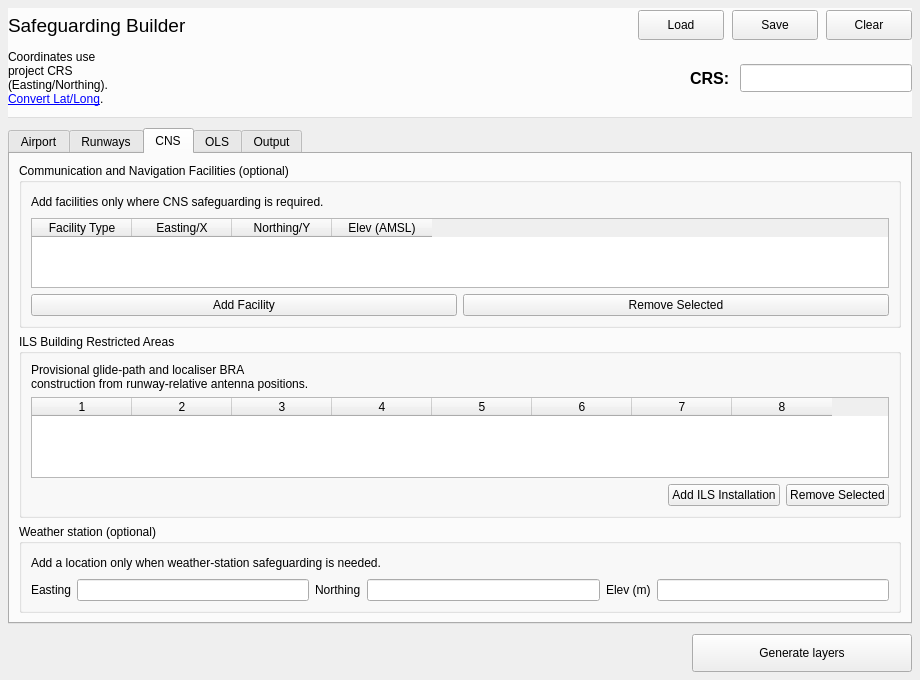
Above: safeguarding_builder_dialog_base.ui from camtodd1/prj-lucid before the change. Below: the same form after it.
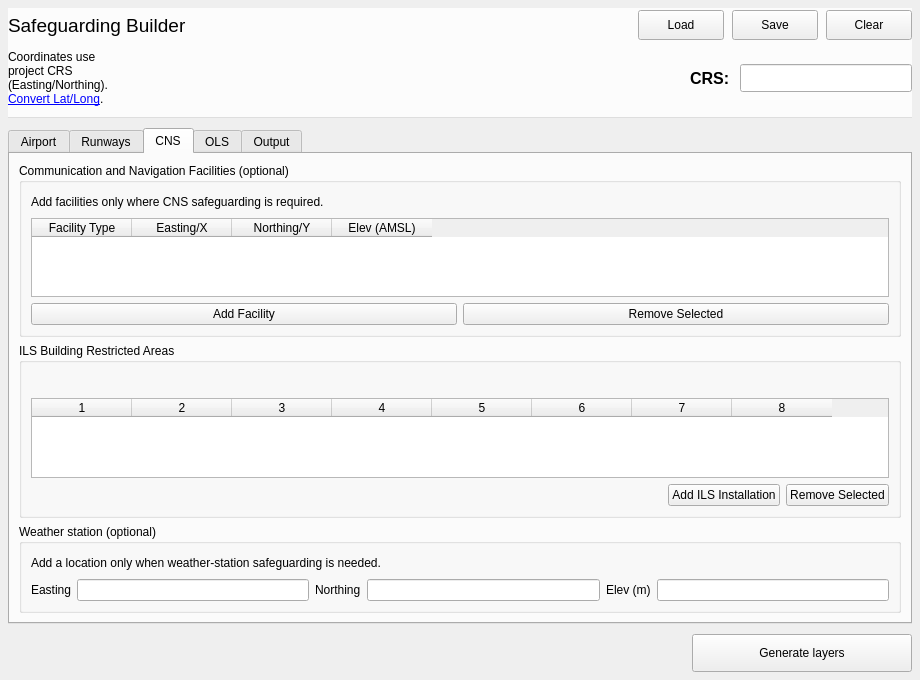
That is the form after the change. The open tabs and pages were chosen to show the change. Custom widgets are drawn as their Qt base class.

Patch:
```diff
--- a/safeguarding_builder_dialog_base.ui
+++ b/safeguarding_builder_dialog_base.ui
@@ -587,17 +587,7 @@
         </property>
         <layout class="QVBoxLayout" name="verticalLayout_ilsBra">
          <item>
-          <layout class="QHBoxLayout" name="horizontalLayout_ilsBraIntro">
-           <item>
-            <widget class="QLabel" name="label_ils_bra_description">
-             <property name="text">
-              <string>Provisional glide-path and localiser BRA construction from runway-relative antenna positions.</string>
-             </property>
-             <property name="wordWrap">
-              <bool>true</bool>
-             </property>
-            </widget>
-           </item>
+         <layout class="QHBoxLayout" name="horizontalLayout_ilsBraIntro">
            <item>
             <spacer name="horizontalSpacer_ilsBraIntro">
              <property name="orientation">
```
